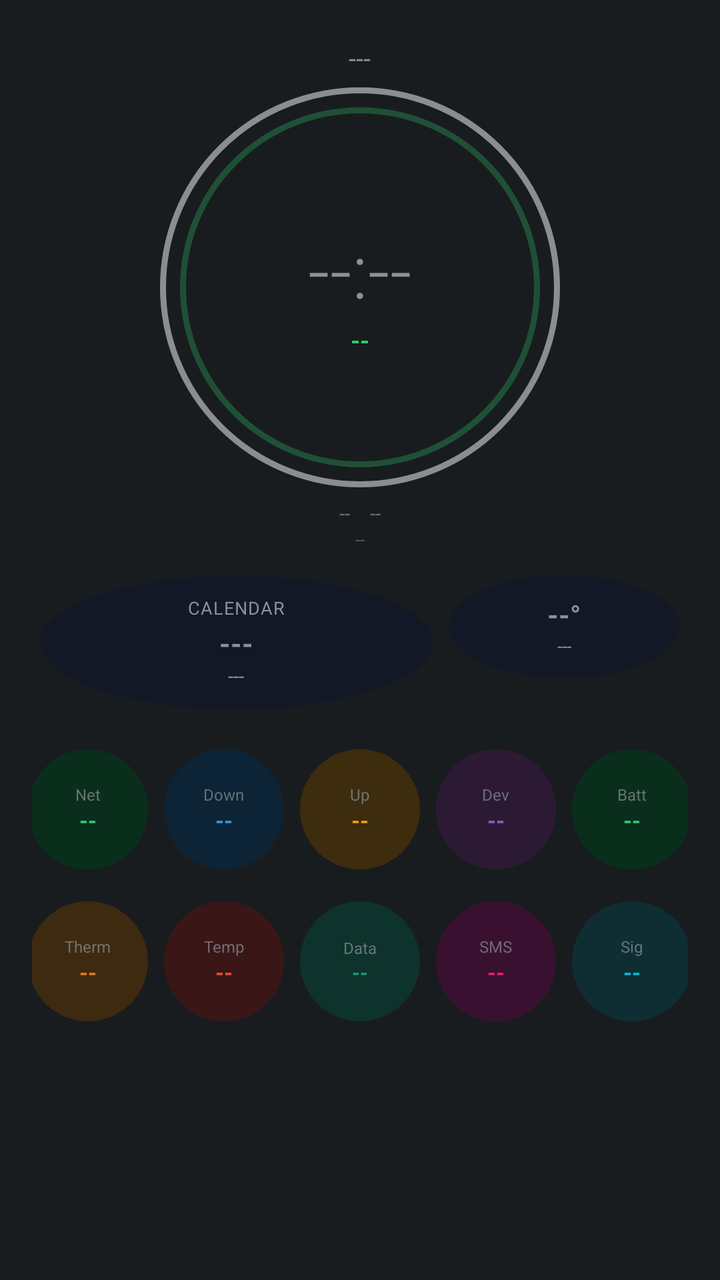
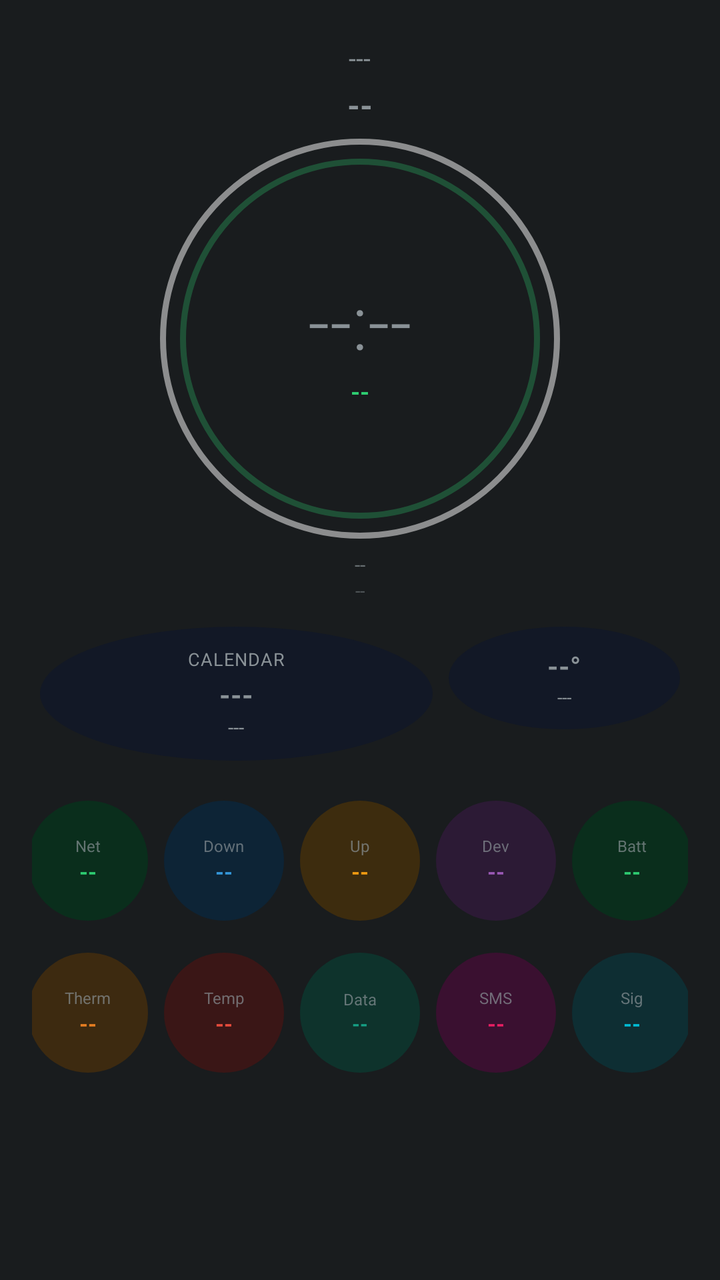

Compare the two renders of this Android layout. The source of the first and the diff that turns it into the second are given below.
<!-- AndroidManifest.xml: application theme android:Theme.DeviceDefault.NoActionBar -->
<!-- res/layout/aod_layout_watch_style.xml -->
<?xml version="1.0" encoding="utf-8"?>
<LinearLayout xmlns:android="http://schemas.android.com/apk/res/android"
    android:id="@+id/bg_root"
    android:layout_width="match_parent"
    android:layout_height="match_parent"
    android:orientation="vertical"
    android:gravity="center_horizontal"
    android:padding="16dp">

    <TextView android:id="@+id/date" android:layout_width="wrap_content" android:layout_height="wrap_content"
        android:textSize="13sp" android:layout_marginTop="4dp" android:text="---" />

    <FrameLayout
        android:layout_width="200dp"
        android:layout_height="200dp"
        android:layout_marginTop="6dp">
        <View android:layout_width="match_parent" android:layout_height="match_parent"
            android:background="@drawable/aod_ring_outline" android:backgroundTint="#ffffff" android:alpha="0.5" />
        <View android:layout_width="180dp" android:layout_height="180dp" android:layout_gravity="center"
            android:background="@drawable/aod_ring_outline" android:backgroundTint="#2ecc71" android:alpha="0.3" />
        <LinearLayout android:layout_width="wrap_content" android:layout_height="wrap_content" android:layout_gravity="center" android:orientation="vertical" android:gravity="center_horizontal">
            <TextView android:id="@+id/clock" android:layout_width="wrap_content" android:layout_height="wrap_content"
                android:textSize="38sp" android:fontFamily="sans-serif-light" android:text="--:--" />
            <TextView android:id="@+id/health_badge" android:layout_width="wrap_content" android:layout_height="wrap_content"
                android:layout_marginTop="2dp" android:textAllCaps="true" android:textStyle="bold" android:textSize="12sp" android:textColor="#2ecc71" android:text="--" />
        </LinearLayout>
    </FrameLayout>

    <LinearLayout android:layout_width="wrap_content" android:layout_height="wrap_content" android:orientation="horizontal" android:layout_marginTop="6dp">
        <TextView android:id="@+id/net_type_badge" android:layout_width="wrap_content" android:layout_height="wrap_content" android:textSize="10sp" android:alpha="0.7" android:text="--" />
        <TextView android:id="@+id/akd_badge" android:layout_width="wrap_content" android:layout_height="wrap_content" android:layout_marginStart="10dp" android:textSize="10sp" android:alpha="0.7" android:text="--" />
    </LinearLayout>
    <TextView android:id="@+id/perf_badge" android:layout_width="wrap_content" android:layout_height="wrap_content" android:textSize="9sp" android:alpha="0.5" android:text="--" />
    <TextView android:id="@+id/muhurat_badge" android:layout_width="wrap_content" android:layout_height="wrap_content" android:textSize="11sp" android:textStyle="bold" android:visibility="gone" android:text="--" />

    <LinearLayout android:layout_width="match_parent" android:layout_height="wrap_content" android:orientation="horizontal" android:layout_marginTop="8dp">
        <LinearLayout android:id="@+id/panchang_card" android:layout_width="0dp" android:layout_height="wrap_content" android:layout_weight="1.7" android:layout_margin="4dp"
            android:background="@drawable/aod_circle_bg" android:orientation="vertical" android:gravity="center" android:padding="10dp">
            <TextView android:id="@+id/panchang_header" android:layout_width="wrap_content" android:layout_height="wrap_content" android:textSize="9sp" android:textAllCaps="true" android:letterSpacing="0.04" android:text="Calendar" />
            <TextView android:id="@+id/panchang_tithi" android:layout_width="match_parent" android:layout_height="wrap_content" android:gravity="center" android:layout_marginTop="2dp" android:textStyle="bold" android:maxLines="1" android:autoSizeTextType="uniform" android:autoSizeMinTextSize="11sp" android:autoSizeMaxTextSize="15sp" android:text="---" />
            <TextView android:id="@+id/panchang_nakshatra" android:layout_width="match_parent" android:layout_height="wrap_content" android:gravity="center" android:textSize="10sp" android:maxLines="1" android:ellipsize="end" android:text="---" />
        </LinearLayout>
        <LinearLayout android:id="@+id/weather_card" android:layout_width="0dp" android:layout_height="wrap_content" android:layout_weight="1" android:layout_margin="4dp"
            android:background="@drawable/aod_circle_bg" android:orientation="vertical" android:gravity="center" android:padding="10dp">
            <TextView android:id="@+id/weather_temp" android:layout_width="match_parent" android:layout_height="wrap_content" android:gravity="center" android:textStyle="bold" android:maxLines="1" android:autoSizeTextType="uniform" android:autoSizeMinTextSize="12sp" android:autoSizeMaxTextSize="18sp" android:text="--°" />
            <TextView android:id="@+id/weather_condition" android:layout_width="match_parent" android:layout_height="wrap_content" android:gravity="center" android:textSize="9sp" android:maxLines="1" android:ellipsize="end" android:text="---" />
        </LinearLayout>
    </LinearLayout>

    
    <LinearLayout android:layout_width="match_parent" android:layout_height="wrap_content" android:orientation="horizontal" android:layout_marginTop="12dp" android:gravity="center">
        <LinearLayout android:id="@+id/row8" android:layout_width="60dp" android:layout_height="60dp" android:layout_margin="4dp" android:background="@drawable/aod_circle_bg" android:backgroundTint="#0a2e1c" android:orientation="vertical" android:gravity="center">
            <TextView android:id="@+id/stat_label" android:layout_width="wrap_content" android:layout_height="wrap_content" android:textSize="8sp" android:alpha="0.7" android:text="Net" />
            <TextView android:id="@+id/stat_value" android:layout_width="wrap_content" android:layout_height="wrap_content" android:textStyle="bold" android:textSize="11sp" android:textColor="#2ecc71" android:maxLines="1" android:text="--" />
        </LinearLayout>
        <LinearLayout android:id="@+id/row0" android:layout_width="60dp" android:layout_height="60dp" android:layout_margin="4dp" android:background="@drawable/aod_circle_bg" android:backgroundTint="#0d2436" android:orientation="vertical" android:gravity="center">
            <TextView android:id="@+id/stat_label" android:layout_width="wrap_content" android:layout_height="wrap_content" android:textSize="8sp" android:alpha="0.7" android:text="Down" />
            <TextView android:id="@+id/stat_value" android:layout_width="wrap_content" android:layout_height="wrap_content" android:textStyle="bold" android:textSize="11sp" android:textColor="#3498db" android:maxLines="1" android:text="--" />
        </LinearLayout>
        <LinearLayout android:id="@+id/row1" android:layout_width="60dp" android:layout_height="60dp" android:layout_margin="4dp" android:background="@drawable/aod_circle_bg" android:backgroundTint="#3d2c0e" android:orientation="vertical" android:gravity="center">
            <TextView android:id="@+id/stat_label" android:layout_width="wrap_content" android:layout_height="wrap_content" android:textSize="8sp" android:alpha="0.7" android:text="Up" />
            <TextView android:id="@+id/stat_value" android:layout_width="wrap_content" android:layout_height="wrap_content" android:textStyle="bold" android:textSize="11sp" android:textColor="#f39c12" android:maxLines="1" android:text="--" />
        </LinearLayout>
        <LinearLayout android:id="@+id/row2" android:layout_width="60dp" android:layout_height="60dp" android:layout_margin="4dp" android:background="@drawable/aod_circle_bg" android:backgroundTint="#2c1a35" android:orientation="vertical" android:gravity="center">
            <TextView android:id="@+id/stat_label" android:layout_width="wrap_content" android:layout_height="wrap_content" android:textSize="8sp" android:alpha="0.7" android:text="Dev" />
            <TextView android:id="@+id/stat_value" android:layout_width="wrap_content" android:layout_height="wrap_content" android:textStyle="bold" android:textSize="11sp" android:textColor="#9b59b6" android:maxLines="1" android:text="--" />
        </LinearLayout>
        <LinearLayout android:id="@+id/row4" android:layout_width="60dp" android:layout_height="60dp" android:layout_margin="4dp" android:background="@drawable/aod_circle_bg" android:backgroundTint="#0a2e1c" android:orientation="vertical" android:gravity="center">
            <TextView android:id="@+id/stat_label" android:layout_width="wrap_content" android:layout_height="wrap_content" android:textSize="8sp" android:alpha="0.7" android:text="Batt" />
            <TextView android:id="@+id/stat_value" android:layout_width="wrap_content" android:layout_height="wrap_content" android:textStyle="bold" android:textSize="11sp" android:textColor="#2ecc71" android:maxLines="1" android:text="--" />
        </LinearLayout>
    </LinearLayout>
    <LinearLayout android:layout_width="match_parent" android:layout_height="wrap_content" android:orientation="horizontal" android:layout_marginTop="8dp" android:gravity="center">
        <LinearLayout android:id="@+id/row5" android:layout_width="60dp" android:layout_height="60dp" android:layout_margin="4dp" android:background="@drawable/aod_circle_bg" android:backgroundTint="#3d2a10" android:orientation="vertical" android:gravity="center">
            <TextView android:id="@+id/stat_label" android:layout_width="wrap_content" android:layout_height="wrap_content" android:textSize="8sp" android:alpha="0.7" android:text="Therm" />
            <TextView android:id="@+id/stat_value" android:layout_width="wrap_content" android:layout_height="wrap_content" android:textStyle="bold" android:textSize="11sp" android:textColor="#e67e22" android:maxLines="1" android:text="--" />
        </LinearLayout>
        <LinearLayout android:id="@+id/row6" android:layout_width="60dp" android:layout_height="60dp" android:layout_margin="4dp" android:background="@drawable/aod_circle_bg" android:backgroundTint="#3a1616" android:orientation="vertical" android:gravity="center">
            <TextView android:id="@+id/stat_label" android:layout_width="wrap_content" android:layout_height="wrap_content" android:textSize="8sp" android:alpha="0.7" android:text="Temp" />
            <TextView android:id="@+id/stat_value" android:layout_width="wrap_content" android:layout_height="wrap_content" android:textStyle="bold" android:textSize="11sp" android:textColor="#e74c3c" android:maxLines="1" android:text="--" />
        </LinearLayout>
        <LinearLayout android:id="@+id/row3" android:layout_width="60dp" android:layout_height="60dp" android:layout_margin="4dp" android:background="@drawable/aod_circle_bg" android:backgroundTint="#0e332c" android:orientation="vertical" android:gravity="center">
            <TextView android:id="@+id/stat_label" android:layout_width="wrap_content" android:layout_height="wrap_content" android:textSize="8sp" android:alpha="0.7" android:text="Data" />
            <TextView android:id="@+id/stat_value" android:layout_width="wrap_content" android:layout_height="wrap_content" android:textStyle="bold" android:textSize="10sp" android:textColor="#16a085" android:maxLines="1" android:text="--" />
        </LinearLayout>
        <LinearLayout android:id="@+id/row7" android:layout_width="60dp" android:layout_height="60dp" android:layout_margin="4dp" android:background="@drawable/aod_circle_bg" android:backgroundTint="#3a1030" android:orientation="vertical" android:gravity="center">
            <TextView android:id="@+id/stat_label" android:layout_width="wrap_content" android:layout_height="wrap_content" android:textSize="8sp" android:alpha="0.7" android:text="SMS" />
            <TextView android:id="@+id/stat_value" android:layout_width="wrap_content" android:layout_height="wrap_content" android:textStyle="bold" android:textSize="11sp" android:textColor="#e91e63" android:maxLines="1" android:text="--" />
        </LinearLayout>
        <LinearLayout android:id="@+id/row9" android:layout_width="60dp" android:layout_height="60dp" android:layout_margin="4dp" android:background="@drawable/aod_circle_bg" android:backgroundTint="#0e2e33" android:orientation="vertical" android:gravity="center">
            <TextView android:id="@+id/stat_label" android:layout_width="wrap_content" android:layout_height="wrap_content" android:textSize="8sp" android:alpha="0.7" android:text="Sig" />
            <TextView android:id="@+id/stat_value" android:layout_width="wrap_content" android:layout_height="wrap_content" android:textStyle="bold" android:textSize="11sp" android:textColor="#00bcd4" android:maxLines="1" android:text="--" />
        </LinearLayout>
    </LinearLayout>

</LinearLayout>
<!-- resources referenced by this layout -->
<resources>
  <!-- drawable aod_circle_bg (drawable) -->
  <?xml version="1.0" encoding="utf-8"?>
  <shape xmlns:android="http://schemas.android.com/apk/res/android"
      android:shape="oval">
      <solid android:color="#121826" />
  </shape>
  <!-- drawable aod_ring_outline (drawable) -->
  <?xml version="1.0" encoding="utf-8"?>
  <shape xmlns:android="http://schemas.android.com/apk/res/android"
      android:shape="oval">
      <solid android:color="@android:color/transparent" />
      <stroke android:width="3dp" android:color="#ffffff" />
  </shape>
</resources>

<!-- the commit's change to res/layout/aod_layout_watch_style.xml (unified diff, before → after) -->
@@ -9,6 +9,7 @@
 
     <TextView android:id="@+id/date" android:layout_width="wrap_content" android:layout_height="wrap_content"
         android:textSize="13sp" android:layout_marginTop="4dp" android:text="---" />
+<TextView android:id="@+id/akd_badge" android:layout_width="wrap_content" android:layout_height="wrap_content" android:layout_marginTop="4dp" android:textSize="16sp" android:textStyle="bold" android:text="--" />
 
     <FrameLayout
         android:layout_width="200dp"
@@ -28,8 +29,7 @@
 
     <LinearLayout android:layout_width="wrap_content" android:layout_height="wrap_content" android:orientation="horizontal" android:layout_marginTop="6dp">
         <TextView android:id="@+id/net_type_badge" android:layout_width="wrap_content" android:layout_height="wrap_content" android:textSize="10sp" android:alpha="0.7" android:text="--" />
-        <TextView android:id="@+id/akd_badge" android:layout_width="wrap_content" android:layout_height="wrap_content" android:layout_marginStart="10dp" android:textSize="10sp" android:alpha="0.7" android:text="--" />
-    </LinearLayout>
+        </LinearLayout>
     <TextView android:id="@+id/perf_badge" android:layout_width="wrap_content" android:layout_height="wrap_content" android:textSize="9sp" android:alpha="0.5" android:text="--" />
     <TextView android:id="@+id/muhurat_badge" android:layout_width="wrap_content" android:layout_height="wrap_content" android:textSize="11sp" android:textStyle="bold" android:visibility="gone" android:text="--" />
 
